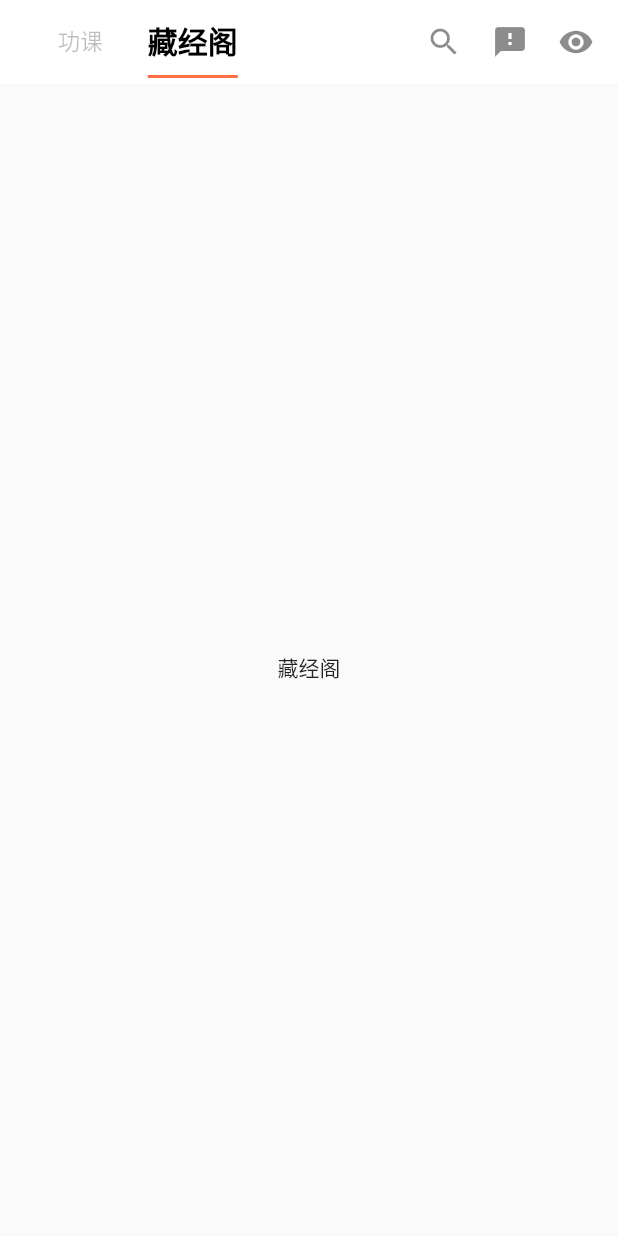
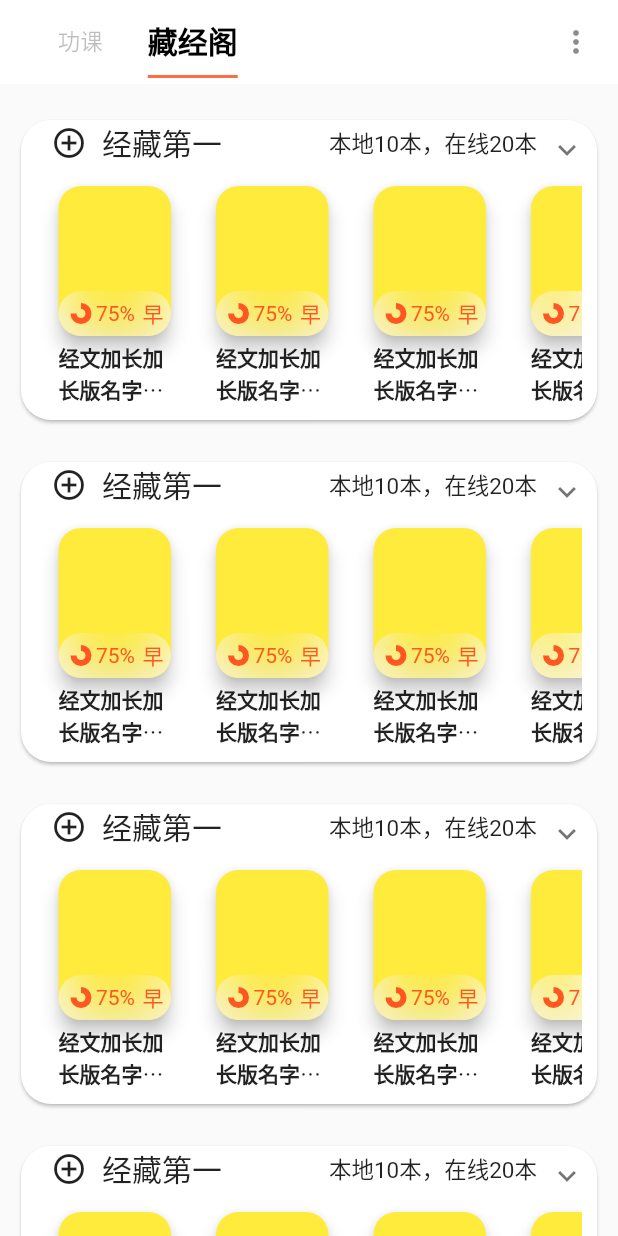
Before and after one commit to creatapp/zhu_yin_jing_zhou, a Flutter app: the screen it shows after launch, tab 2 chosen, on a phone screen of 412 x 824 dp. Run offline on Flutter 3.47's test engine with Material 2 defaults, Android fonts, the phone set to English and light mode, and no system bars; drawn by our look-alikes of expandable; our stand-ins replace sqflite; accounts and stored records are empty; generated files the repository leaves out were written again.

Commit message:
修改结构

```diff
--- a/lib/component/appbar_nav.dart
+++ b/lib/component/appbar_nav.dart
@@ -6,11 +6,7 @@ class AppbarNav extends StatelessWidget {
     return Row(
       mainAxisAlignment: MainAxisAlignment.spaceEvenly,
       children: <Widget>[
-        Icon(Icons.search, color: Colors.black45,),
-        Container(padding: EdgeInsets.only(left: 20),),
-        Icon(Icons.feedback, color: Colors.black45,),
-        Container(padding: EdgeInsets.only(left: 20),),
-        Icon(Icons.remove_red_eye, color: Colors.black45,),
+        Icon(Icons.more_vert, color: Colors.black45,),
       ],
     );
   }
--- /dev/null
+++ b/lib/component/expandable_card.dart
@@ -0,0 +1,186 @@
+import 'package:flutter/material.dart';
+import 'package:expandable/expandable.dart';
+import 'dart:ui';
+
+import '../page/reader.dart';
+
+class ExpandableCard extends StatefulWidget {
+  @override
+  ExpandableCardState createState() => ExpandableCardState();
+}
+
+class ExpandableCardState extends State<ExpandableCard> {
+  @override
+  Widget build(BuildContext context) {
+    return ListView(
+      children: List.filled(10, Card1()),
+    );
+  }
+}
+
+
+const loremIpsum = "Lorem ipsum dolor sit amet, consectetur adipiscing elit, sed do eiusmod tempor incididunt ut labore et dolore magna aliqua. Ut enim ad minim veniam, quis nostrud exercitation ullamco laboris nisi ut aliquip ex ea commodo consequat. Duis aute irure dolor in reprehenderit in voluptate velit esse cillum dolore eu fugiat nulla pariatur. Excepteur sint occaecat cupidatat non proident, sunt in culpa qui officia deserunt mollit anim id est laborum.";
+
+class Card1 extends StatelessWidget {
+
+  List<Object> _bookItemList = [];
+
+  @override
+  Widget build(BuildContext context) {
+    return ExpandableNotifier(
+        child: Padding(
+          padding: EdgeInsets.all(10),
+          child: Card(
+            clipBehavior: Clip.hardEdge,
+            elevation: 1,
+            shape: RoundedRectangleBorder(
+              borderRadius: BorderRadius.all(Radius.circular(20.0)),),
+            child: ScrollOnExpand(
+              scrollOnExpand: false,
+              scrollOnCollapse: true,
+              child: Padding(
+                padding: const EdgeInsets.symmetric(horizontal: 0),
+                child: ScrollOnExpand(
+                  scrollOnExpand: true,
+                  scrollOnCollapse: false,
+                  child: ExpandablePanel(
+                    tapHeaderToExpand: true,
+                    tapBodyToCollapse: true,
+                    headerAlignment: ExpandablePanelHeaderAlignment.center,
+                    header: _getHeader(),
+                    collapsed: _getCollapsed(context),
+                    expanded: Column(
+                        crossAxisAlignment: CrossAxisAlignment.start,
+                        children: List.filled(5, Padding(
+                            padding: EdgeInsets.only(bottom: 10),
+                            child: Text(loremIpsum, softWrap: true, overflow: TextOverflow.fade,)
+                        ),)
+                    ),
+                    builder: (_, collapsed, expanded) {
+                      return Padding(
+                        padding: EdgeInsets.only(left: 10, right: 10, bottom: 10),
+                        child: Expandable(
+                          collapsed: collapsed,
+                          expanded: expanded,
+                          crossFadePoint: 0,
+                        ),
+                      );
+                    },
+                  ),
+                ),
+              ),
+            ),
+          ),
+        )
+    );
+  }
+
+  Widget _getHeader() {
+    return Container(
+      child: Row (
+        mainAxisAlignment: MainAxisAlignment.spaceBetween,
+        children: <Widget>[
+          Row(
+            children: <Widget>[
+              Icon(Icons.add_circle_outline),
+              Container(padding: EdgeInsets.only(right: 10),),
+              Text('经藏第一', style: TextStyle(fontSize: 20),)
+            ],
+          ),
+          Row(
+            children: <Widget>[
+              Text('本地10本，在线20本', style: TextStyle(fontSize: 15),)
+            ],
+          )
+        ],
+      ),
+      padding: EdgeInsets.only(left: 20),
+    );
+  }
+
+  Widget _getCollapsed (BuildContext context) {
+    return Container(
+      height: 150,
+      child: ListView(
+        shrinkWrap: false,
+        scrollDirection: Axis.horizontal,
+        children: List.filled(10, _getCollapsedCard(context)),
+      )
+    );
+  }
+
+  Widget _getCollapsedCard (BuildContext context) {
+    return GestureDetector(
+        child: Container(
+          width: 105,
+          child: Column(
+            children: <Widget>[
+              Stack(
+                children: <Widget>[
+                  Card(
+                    color: Colors.yellow,
+                    elevation: 5.0, //设置阴影
+                    shape: const RoundedRectangleBorder(
+                        borderRadius: BorderRadius.all(Radius.circular(15.0))), //设置圆角
+                    child: Container(
+                      height: 100,
+                      width: 75,
+                      padding: EdgeInsets.all(10),
+                    ),
+                  ),
+                  Positioned(
+                    bottom: 4,
+                    left: 4,
+                    child: ClipRRect(
+                        borderRadius: BorderRadius.all(Radius.circular(15)),
+                        child: BackdropFilter(
+                            filter: ImageFilter.blur(sigmaX: 20, sigmaY: 20),
+                            child: Container(
+                                width: 75,
+                                height: 30,
+                                child: Row(
+                                  mainAxisAlignment: MainAxisAlignment.start,
+                                  children: <Widget>[
+                                    Container(padding: EdgeInsets.only(right: 10),),
+                                    SizedBox(
+                                      height: 10,
+                                      width: 10,
+                                      child: CircularProgressIndicator(
+                                        value: 0.75,
+                                        backgroundColor: Colors.transparent,
+                                        valueColor: AlwaysStoppedAnimation<Color>(Colors.deepOrange),
+                                      ),
+                                    ),
+                                    Container(padding: EdgeInsets.only(right: 5),),
+                                    Text('75%', style: TextStyle(color: Colors.deepOrange),),
+                                    Container(padding: EdgeInsets.only(right: 5),),
+                                    Text('早', style: TextStyle(color: Colors.deepOrange),)
+                                  ],
+                                )
+                            )
+                        )
+                    ),
+                  ),
+                ],
+              ),
+              Container(
+                width: 75,
+                child: Center(
+                  child: Text(
+                    '经文加长加长版名字很长，测试溢出，应该不会溢出',
+                    style: TextStyle(fontWeight: FontWeight.bold),
+                    overflow: TextOverflow.ellipsis,
+                    maxLines: 2,
+                  ),
+                ),
+              )
+            ],
+          ),
+        ),
+        onTap: () {
+          Navigator.push(context,
+          MaterialPageRoute(builder: (context) => Reader()));
+        }
+     );
+  }
+}
--- a/lib/page/cang_jing_ge.dart
+++ b/lib/page/cang_jing_ge.dart
@@ -1,6 +1,6 @@
 import 'package:flutter/material.dart';
 
-import 'package:expandable/expandable.dart';
+import 'package:zhu_yin_jing_zhou/component/expandable_card.dart';
 
 class CangJingGe extends StatefulWidget {
   @override
@@ -10,6 +10,6 @@ class CangJingGe extends StatefulWidget {
 class CangJingGeState extends State<CangJingGe> {
   @override
   Widget build(BuildContext context) {
-    return Center(child: Text('藏经阁'),);
+    return ExpandableCard();
   }
 }
--- a/lib/page/gong_ke.dart
+++ b/lib/page/gong_ke.dart
@@ -1,4 +1,6 @@
 import 'package:flutter/material.dart';
+import 'package:zhu_yin_jing_zhou/component/library_list.dart';
+import 'package:zhu_yin_jing_zhou/component/library_grid.dart';
 
 class Gongke extends StatefulWidget {
   @override
@@ -6,8 +8,36 @@ class Gongke extends StatefulWidget {
 }
 
 class GongKeState extends State<Gongke> {
+
+  final ScrollController _scrollController = ScrollController(initialScrollOffset: 0, keepScrollOffset: true);
+  bool _isDisplayNavTool = false;
+
+@override
+void initState() {
+  super.initState();
+
+  _scrollController.addListener((){
+    if (_scrollController.offset > 100 && !_isDisplayNavTool) {
+      setState(() {
+        _isDisplayNavTool = true;
+      });
+    } else if (_scrollController.offset < 100 && _isDisplayNavTool){
+      setState(() {
+        _isDisplayNavTool = false;
+      });
+    }
+//      debugPrint(_scrollController.offset.toString());
+  });
+}
+
+@override
+void dispose() {
+  super.dispose();
+  _scrollController.dispose();
+}
+
   @override
   Widget build(BuildContext context) {
-    return Center(child: Text('功课'),);
+    return LibraryGrid(_scrollController);
   }
 }
--- /dev/null
+++ b/lib/page/reader.dart
@@ -0,0 +1,18 @@
+import 'package:flutter/material.dart';
+
+class Reader extends StatefulWidget {
+  @override
+  ReaderState createState() => ReaderState();
+}
+
+class ReaderState extends State<Reader> {
+  @override
+  Widget build(BuildContext context) {
+    return Scaffold(
+      appBar: AppBar(
+        title: Text('title'),
+      ),
+      body: Center(child: Text('reader'),),
+    );
+  }
+}
```
